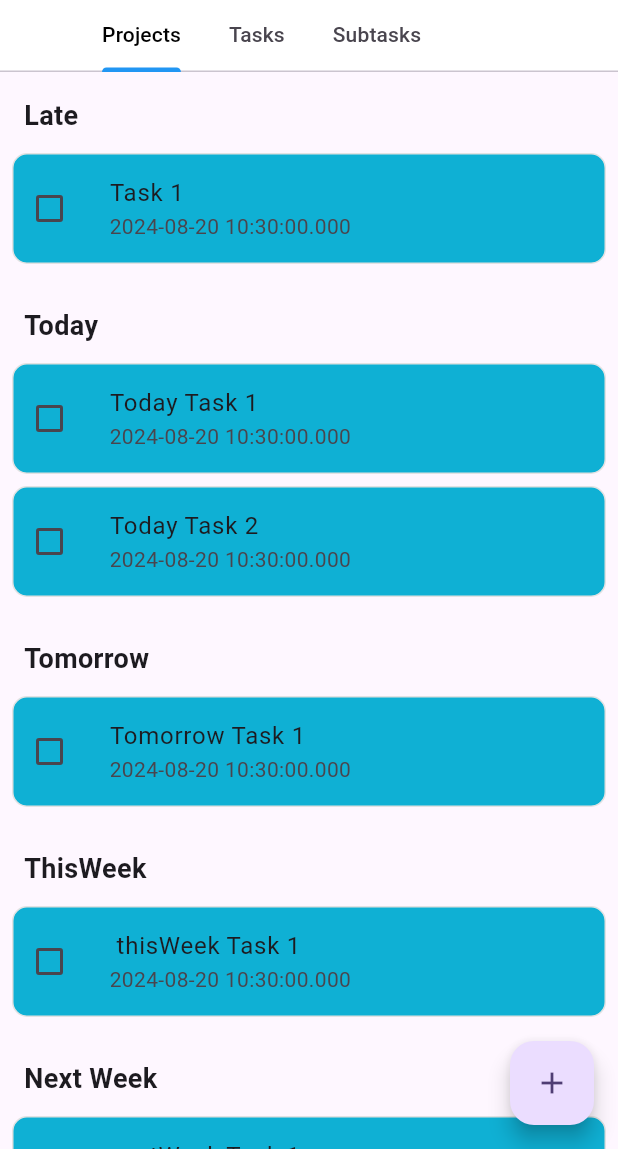
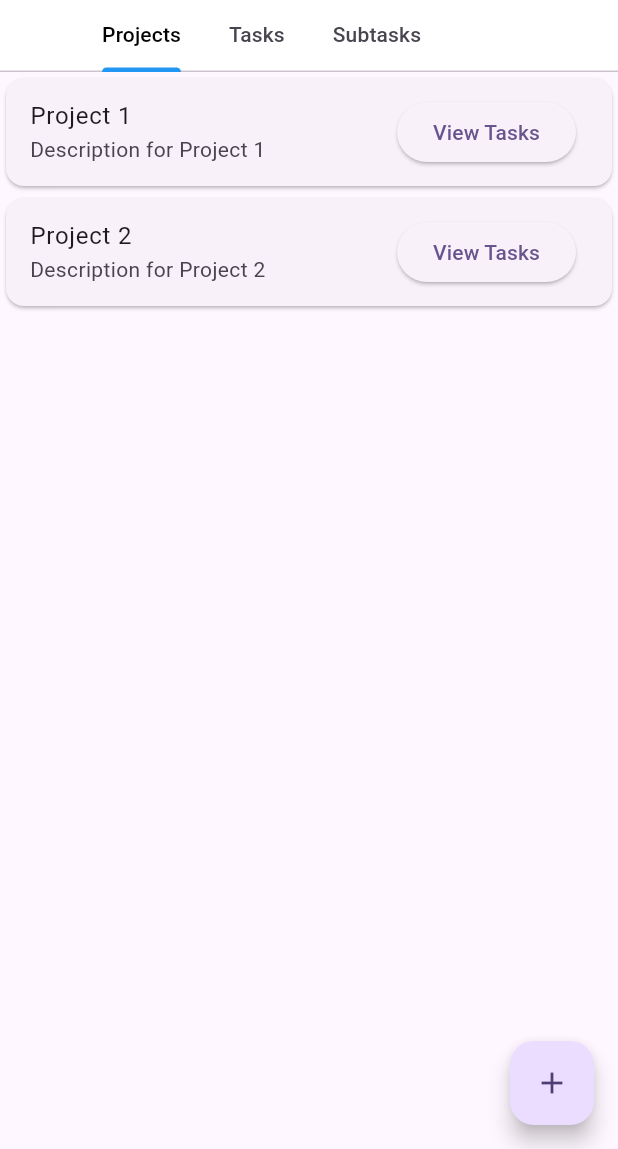
Before and after one commit to rimabouazra/DevelopmentProjectsManager, a Flutter app: the screen it shows after launch, on a phone screen of 412 x 824 dp, the part 87-1236 px from its top. Run offline on Flutter 3.47's test engine with Material 3 defaults, Android fonts, the phone set to English and light mode, and no system bars; our stand-ins replace table_calendar; missing offline and left inert: dart_date.

```diff
--- a/frontend/lib/main.dart
+++ b/frontend/lib/main.dart
@@ -1,6 +1,8 @@
 import 'package:flutter/material.dart';
+import 'package:frontend/provider/ProjectModel.dart';
 import 'package:frontend/provider/TaskModel.dart';
 import 'package:frontend/view/AddTasksView.dart';
+import 'package:frontend/view/ListProjectsView.dart';
 import 'package:frontend/view/ListTasksView.dart';
 import 'package:provider/provider.dart';
 
@@ -9,6 +11,7 @@ void main() {
     MultiProvider(
       providers: [
         ChangeNotifierProvider(create: (context) => TaskModel()),
+        ChangeNotifierProvider(create: (_) => ProjectModel()),
       ],
       child: const MyApp(),
     ),
@@ -22,7 +25,8 @@ class MyApp extends StatelessWidget {
   @override
   Widget build(BuildContext context) {
     return MaterialApp(
-      title: 'Flutter Demo',
+      debugShowCheckedModeBanner: false,
+      title: 'SoftwareDevelopmentProjectsManager',
       theme: ThemeData(
         colorScheme: ColorScheme.fromSeed(seedColor: Colors.deepPurple),
         useMaterial3: true,
@@ -30,6 +34,7 @@ class MyApp extends StatelessWidget {
       routes: {
         "ListTasks":(context)=>ListTasksView(),
         "addTasks":(context)=>AddTasksView(),
+        "ListProjects": (context) => ListProjectsView(),
       },
       home:ListTasksView(),
     );
--- a/frontend/lib/model/Project.dart
+++ b/frontend/lib/model/Project.dart
@@ -1,9 +1,10 @@
 import 'package:frontend/model/Task.dart';
 
 class Project {
+  String projectId;
   String title;
   String description;
   List<Task> tasks;
 
-  Project(this.title, this.description, this.tasks);
+  Project(this.projectId,this.title, this.description, this.tasks);
 }
--- a/frontend/lib/model/Task.dart
+++ b/frontend/lib/model/Task.dart
@@ -1,8 +1,10 @@
 class Task {
+  String? id;
   String title;
+  String projectId;
   bool status;
   String description;
   DateTime deadline;
 
-  Task(this.title,this.status,this.description,this.deadline);
+  Task(this.id,this.title,this.projectId,this.status,this.description,this.deadline);
 }
--- a/frontend/lib/provider/ProjectModel.dart
+++ b/frontend/lib/provider/ProjectModel.dart
@@ -2,21 +2,21 @@ import 'package:flutter/material.dart';
 import 'package:frontend/model/Project.dart';
 import 'package:frontend/model/Task.dart';
 
-class TaskModel extends ChangeNotifier {
+class ProjectModel extends ChangeNotifier {
   List<Project> projects = [
-    Project("Project 1", "Description for Project 1", [
-      Task("Task 1", false, "Description Task 1", DateTime.now().add(Duration(days: 1))),
-      Task("Task 2", false, "Description Task 2", DateTime.now().add(Duration(days: 2))),
+    Project("1","Project 1", "Description for Project 1", [
+      Task("A","Task 1","1", false, "Description Task 1", DateTime.now().add(Duration(days: 1))),
+      Task("B","Task 2","1", false, "Description Task 2", DateTime.now().add(Duration(days: 2))),
     ]),
-    Project("Project 2", "Description for Project 2", [
-      Task("Task A", false, "Description Task A", DateTime.now().add(Duration(days: 3))),
-      Task("Task B", false, "Description Task B", DateTime.now().add(Duration(days: 4))),
+    Project("2","Project 2", "Description for Project 2", [
+      Task("C","Task A","2", false, "Description Task A", DateTime.now().add(Duration(days: 3))),
+      Task("D","Task B","2", false, "Description Task B", DateTime.now().add(Duration(days: 4))),
     ]),
   ];
 
   List<Project> get allProjects => projects;
 
-  List<Task> getTasksForProject(Project project) {
-    return project.tasks;
+  List<Task> getTasksForProject(String projectId) {
+    return projects.firstWhere((project) => project.projectId == projectId).tasks;
   }
 }
--- a/frontend/lib/provider/TaskModel.dart
+++ b/frontend/lib/provider/TaskModel.dart
@@ -5,15 +5,21 @@ import 'package:frontend/library/globals.dart' as globals;
 
 class TaskModel extends ChangeNotifier {
    final Map<String,List<Task>> tasks = {
-    globals.Late:[Task("Task 1",false,"Create Provider",DateTime.now().add(Duration(days: 1)))],
-    globals.today:[Task("Today Task 1",false,"Create Provider",DateTime.now().add(Duration(days: 1))),Task("Today Task 2 ",false,"Create Provider",DateTime.now().add(Duration(days: 1)))],
-    globals.tomorrow:[Task("Tomorrow Task 1",false,"Create Provider",DateTime.now().add(Duration(days: 1)))],
-    globals.thisWeek:[Task(" thisWeek Task 1",false,"Create Provider",DateTime.now().add(Duration(days: 1)))],
-    globals.nextWeek:[Task("nextWeek Task 1",false,"Create Provider",DateTime.now().add(Duration(days: 1)))],
-    globals.thisMonth:[Task("Task 1",false,"Create Provider",DateTime.now().add(Duration(days: 1)))],
-    globals.later:[Task("Task 1",false,"Create Provider",DateTime.now().add(Duration(days: 1)))],
+    globals.Late:[Task("1","Task 1","1",false,"Create Provider",DateTime.now().add(Duration(days: 1)))],
+    globals.today:[Task("2","Today Task 2","2",false,"Create Provider",DateTime.now().add(Duration(days: 1))),Task("1","Today Task 2 ","2",false,"Create Provider",DateTime.now().add(Duration(days: 1)))],
+    globals.tomorrow:[Task("2","Tomorrow Task 1","1",false,"Create Provider",DateTime.now().add(Duration(days: 1)))],
+    globals.thisWeek:[Task("2"," thisWeek Task 2","2",false,"Create Provider",DateTime.now().add(Duration(days: 1)))],
+    globals.nextWeek:[Task("1","nextWeek Task 1","1",false,"Create Provider",DateTime.now().add(Duration(days: 1)))],
+    globals.thisMonth:[Task("1","Task 2","2",false,"Create Provider",DateTime.now().add(Duration(days: 1)))],
+    globals.later:[Task("1","Task 1","1",false,"Create Provider",DateTime.now().add(Duration(days: 1)))],
   };
   Map<String,List<Task>> get items => tasks;
+
+  final Map<String, List<Task>> tasksByProject = {};
+
+  List<Task> getTasksByProject(String projectId) {
+    return tasksByProject[projectId] ?? [];
+  }
 
   int countTasksByDay(DateTime _datetime) {
     String _key = guessTodoKeyFromDate(_datetime);
@@ -49,4 +55,13 @@ class TaskModel extends ChangeNotifier {
     else if (deadline.isThisMonth){return globals.thisMonth;}
     else{return globals.later;}
   }
+
+  void addTaskToProject(String projectId, Task task) {
+    if (!tasksByProject.containsKey(projectId)) {
+      tasksByProject[projectId] = [];
+    }
+    tasksByProject[projectId]!.add(task);
+    notifyListeners();
   }
+
+}
--- a/frontend/lib/view/AddTasksView.dart
+++ b/frontend/lib/view/AddTasksView.dart
@@ -1,11 +1,15 @@
 import 'package:flutter/material.dart';
+import 'package:frontend/model/Project.dart';
 import 'package:frontend/model/Task.dart';
 import 'package:frontend/provider/TaskModel.dart';
 import 'package:provider/provider.dart';
 import 'package:table_calendar/table_calendar.dart';
+import 'package:frontend/provider/ProjectModel.dart';
+
 
 class AddTasksView extends StatefulWidget {
-  const AddTasksView({Key? key}) : super(key: key);
+  final String? projectId;
+  const AddTasksView({Key? key, this.projectId}) : super(key: key);
 
   @override
   State<AddTasksView> createState() => _AddTasksViewState();
@@ -17,10 +21,12 @@ class _AddTasksViewState extends State<AddTasksView> {
   final _formKey = GlobalKey<FormState>();
   final _titleController = TextEditingController();
   final _descriptonController = TextEditingController();
+  Project? _selectedProject;
+
   @override
   Widget build(BuildContext context) {
-    return Consumer<TaskModel>(
-      builder: (context, model, child) {
+    return Consumer2<TaskModel, ProjectModel>(
+      builder: (context, model, projectModel, child) {
       return Scaffold(
       appBar: AppBar(
         title: Text("Add new Task"),
@@ -70,7 +76,7 @@ class _AddTasksViewState extends State<AddTasksView> {
                         ),
                         margin: EdgeInsets.symmetric(vertical: 4.0,horizontal: 10.0),
                         child: Center(
-                          child:Text(_datetime.day.toString(),style: TextStyle(color: Colors.white),),
+                          child:Text(_datetime.day.toString(),style: TextStyle(color: Colors.white)),
                         ),
                       );
                     }
@@ -159,12 +165,41 @@ class _AddTasksViewState extends State<AddTasksView> {
                       ),
 
                 )),
+                if (widget.projectId == null)
+                Padding(
+              padding: const EdgeInsets.only(top: 12.0),
+              child: DropdownButtonFormField<Project>(
+                decoration: InputDecoration(
+                  labelText: "Select Project",
+                  border: OutlineInputBorder(),
+                ),
+                value: _selectedProject,
+                items: projectModel.projects.map((Project project) {
+                  return DropdownMenuItem<Project>(
+                    value: project,
+                    child: Text(project.title),
+                  );
+                }).toList(),
+                onChanged: (Project? newValue) {
+                  setState(() {
+                    _selectedProject = newValue!;
+                  });
+                },
+                validator: (value) {
+                  if (value == null) {
+                    return 'Please select a project';
+                  }
+                  return null;
+                },
+              ),
+            ),
+
           ])))),
       floatingActionButton: FloatingActionButton(
         child: Icon(Icons.add),
         onPressed: () {
-          if (_formKey.currentState!.validate()) {
-            Task _newTask=Task(_titleController.text,false,_descriptonController.text,_focusedDay);
+          if (_formKey.currentState!.validate() && _selectedProject != null) {
+            Task _newTask=Task(null,_titleController.text,_selectedProject!.projectId,false,_descriptonController.text,_focusedDay);
             model.add(_newTask);
             ScaffoldMessenger.of(context).showSnackBar(
               const SnackBar(content: Text('Task saved :)')),
--- a/frontend/lib/view/ListTasksView.dart
+++ b/frontend/lib/view/ListTasksView.dart
@@ -1,4 +1,5 @@
 import 'package:flutter/material.dart';
+import 'package:frontend/widget/ListProjectWidget.dart';
 import 'package:frontend/widget/ListTaskWidget.dart';
 
 class ListTasksView extends StatefulWidget {
@@ -15,6 +16,7 @@ class _ListTasksViewState extends State<ListTasksView> {
         length: 3,
         child: Scaffold(
           appBar: AppBar(
+            centerTitle: true,
             title: Text("SoftwareDevelopmentProjectsManager"),
             bottom: PreferredSize(
             preferredSize: Size.fromHeight(50.0),
@@ -37,7 +39,7 @@ class _ListTasksViewState extends State<ListTasksView> {
           ),
           body: const TabBarView(
             children: [
-              ListTasksWidget(),
+              ListProjectsWidget(),
               ListTasksWidget(),
               ListTasksWidget(),
             ],
--- /dev/null
+++ b/frontend/lib/widget/ListProjectWidget.dart
@@ -0,0 +1,45 @@
+import 'package:flutter/material.dart';
+import 'package:frontend/view/ProjectTasksView.dart';
+import 'package:frontend/widget/ListTaskWidget.dart';
+import 'package:provider/provider.dart';
+import '../provider/ProjectModel.dart';
+
+class ListProjectsWidget extends StatelessWidget {
+  const ListProjectsWidget({Key? key}) : super(key: key);
+  @override
+  Widget build(BuildContext context) {
+    final projects = context.watch<ProjectModel>().allProjects;
+
+    return Scaffold(
+      body: ListView.builder(
+        itemCount: projects.length,
+        physics: ScrollPhysics(),
+        itemBuilder: (context, index) {
+          final project = projects[index];
+          return Card(
+            child: ListTile(
+              title: Text(project.title),
+              subtitle: Text(project.description),
+              trailing: ElevatedButton(
+                child: Text("View Tasks"),
+                onPressed: () {
+                  Navigator.push(
+                    context,
+                    MaterialPageRoute(
+                      builder: (context) => Scaffold(
+                        appBar: AppBar(title: Text("${project.title} Tasks")),
+                        body: ProjectTasksView(
+                        projectId: project.projectId,
+                      ),
+                      ),
+                    ),
+                  );
+                },
+              ),
+            ),
+          );
+        },
+      ),
+    );
+  }
+}
--- a/frontend/lib/widget/ListTaskWidget.dart
+++ b/frontend/lib/widget/ListTaskWidget.dart
@@ -4,11 +4,16 @@ import 'package:provider/provider.dart';
 import 'package:frontend/library/globals.dart' as globals;
 
 class ListTasksWidget extends StatelessWidget {
-  const ListTasksWidget({Key? key}) : super(key: key);
+  final String? projectId;
+
+  const ListTasksWidget({Key? key, this.projectId}) : super(key: key);
 
   @override
   Widget build(BuildContext context) {
     return Consumer<TaskModel>(builder: (context, model, child) {
+      // ignore: unused_local_variable
+      final filteredTasks = model.tasks[projectId] ?? [];
+
       return ListView.builder(
         itemCount: model.tasks.length,
         itemBuilder: (BuildContext context, int index) {
```
Also changed, not shown: frontend/lib/view/ListProjectsView.dart (added, +38 -0 lines), frontend/lib/view/ProjectTasksView.dart (added, +51 -0 lines).
